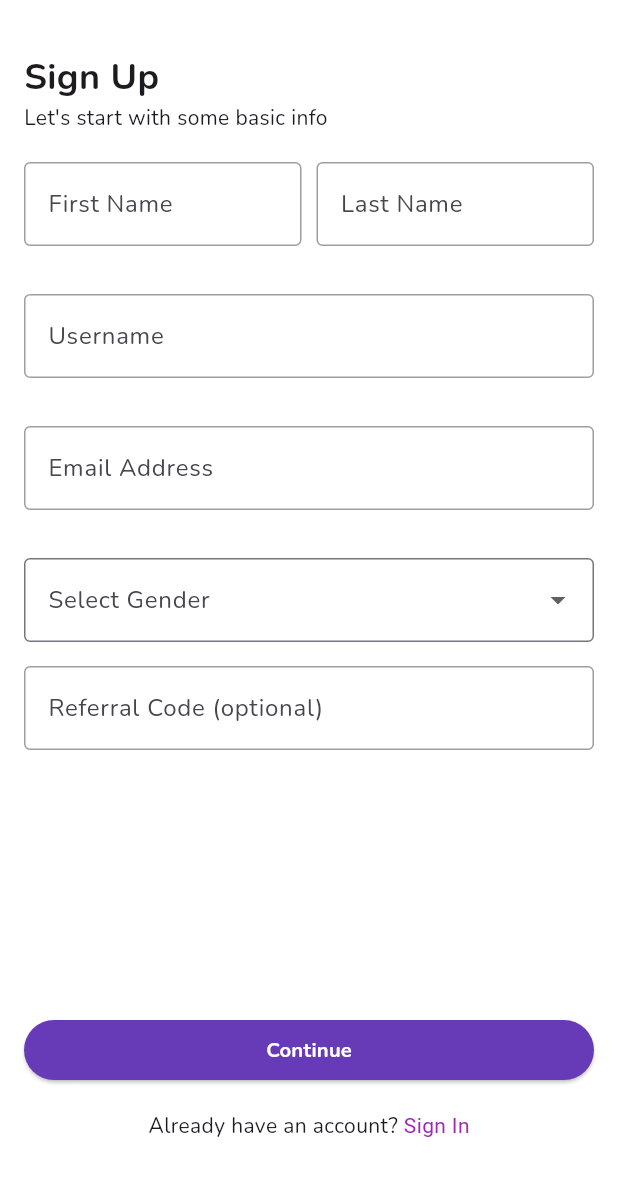
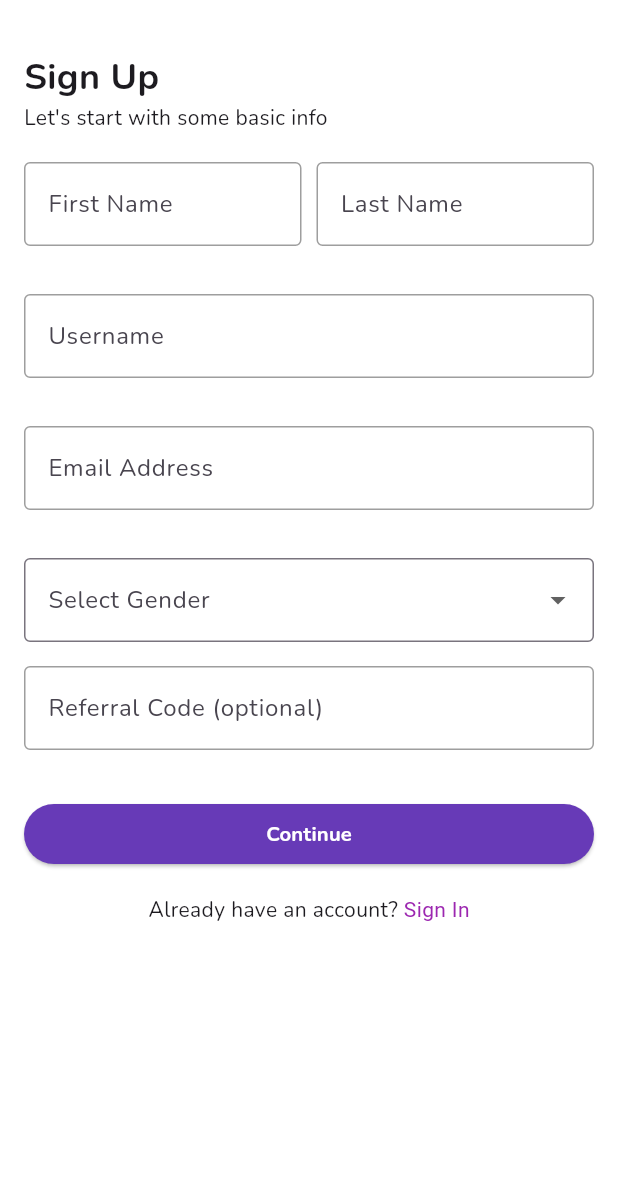
Before and after one commit to arcbsr/fvr_mobile_banking, a Flutter app: the SignupFlow screen opened directly, on a phone screen of 412 x 824 dp, the part 57-1236 px from its top. Run offline on Flutter 3.47's test engine with Material 3 defaults, Android fonts, the phone set to English and light mode, and no system bars; our stand-ins replace easy_localization, equatable, flutter_bloc, flutter_screenutil, get_it, google_fonts and 2 more; accounts and stored records are empty; network calls fail.

Commit message:
Sign up API done

```diff
--- a/mobile_banking/lib/features/login/pages/Basic_Info_Screen.dart
+++ b/mobile_banking/lib/features/login/pages/Basic_Info_Screen.dart
@@ -6,19 +6,55 @@ import '../signup_block/signup_bloc.dart';
 import '../signup_block/signup_event.dart';
 import '../widget/labeled_input_field.dart';
 
-class BasicInfoScreen extends StatelessWidget {
+class BasicInfoScreen extends StatefulWidget {
   const BasicInfoScreen({super.key});
+
+  @override
+  State<BasicInfoScreen> createState() => _BasicInfoScreenState();
+}
+
+class _BasicInfoScreenState extends State<BasicInfoScreen> {
+  late TextEditingController firstNameController;
+  late TextEditingController lastNameController;
+  late TextEditingController userNameController;
+  late TextEditingController emailNameController;
+  late TextEditingController referralCodeController;
+
+  @override
+  void initState() {
+    super.initState();
+    final state = context.read<SignupBloc>().state;
+    firstNameController = TextEditingController(text: state.firstName);
+    lastNameController = TextEditingController(text: state.lastName);
+    userNameController = TextEditingController(text: state.username);
+    emailNameController = TextEditingController(text: state.email);
+    referralCodeController = TextEditingController(text: state.referralCode);
+  }
+
+  @override
+  void dispose() {
+    firstNameController.dispose();
+    lastNameController.dispose();
+    userNameController.dispose();
+    emailNameController.dispose();
+    referralCodeController.dispose();
+    super.dispose();
+  }
 
   @override
   Widget build(BuildContext context) {
     final bloc = context.read<SignupBloc>();
-
-    return Padding(
+    final state = context.read<SignupBloc>().state;
+    return SingleChildScrollView(
+      child: Padding(
         padding: const EdgeInsets.all(16),
         child: Column(
           crossAxisAlignment: CrossAxisAlignment.start,
           children: [
-          const Text("Sign Up", style: TextStyle(fontSize: 24, fontWeight: FontWeight.bold)),
+            const Text(
+              "Sign Up",
+              style: TextStyle(fontSize: 24, fontWeight: FontWeight.bold),
+            ),
             const Text("Let's start with some basic info"),
             const SizedBox(height: 20),
             Row(
@@ -26,75 +62,62 @@ class BasicInfoScreen extends StatelessWidget {
                 Expanded(
                   child: LabeledInputField(
                     label: 'First Name',
+                    controller: firstNameController,
                     onChanged: (v) => bloc.add(UpdateFirstName(v)),
                   ),
-                /*TextField(
-                  decoration: const InputDecoration(labelText: "First Name"),
-                  onChanged: (v) => bloc.add(UpdateFirstName(v)),
-                ),*/
                 ),
                 const SizedBox(width: 10),
                 Expanded(
-                child:  LabeledInputField(
+                  child: LabeledInputField(
                     label: 'Last Name',
+                    controller: lastNameController,
                     onChanged: (v) => bloc.add(UpdateLastName(v)),
                   ),
-
-               /* TextField(
-                  decoration: const InputDecoration(labelText: "Last Name"),
-                  onChanged: (v) => bloc.add(UpdateLastName(v)),
-                ),*/
                 ),
               ],
             ),
             const SizedBox(height: 16),
             LabeledInputField(
               label: 'Username',
+              controller: userNameController,
               onChanged: (v) => bloc.add(UpdateUsername(v)),
             ),
-         /* TextField(
-            decoration: const InputDecoration(labelText: "Username"),
-            onChanged: (v) => bloc.add(UpdateUsername(v)),
-          ),*/
             const SizedBox(height: 16),
             LabeledInputField(
               label: 'Email Address',
+              controller: emailNameController,
               onChanged: (v) => bloc.add(UpdateEmail(v)),
             ),
-         /* TextField(
-            decoration: const InputDecoration(labelText: "Email Address"),
-            onChanged: (v) => bloc.add(UpdateEmail(v)),
-          ),*/
             const SizedBox(height: 16),
             GenderDropdown(
-            //selectedGender: state.gender,
+              selectedGender: state.gender,
               onChanged: (gender) {
                 if (gender != null) {
                   bloc.add(UpdateGender(gender));
                 }
               },
             ),
-         // GenderDropdown(onChanged: (g) => bloc.add(UpdateGender(g))),
             const SizedBox(height: 16),
-          /*TextField(
-            decoration: const InputDecoration(labelText: "Referral Code (optional)"),
-            onChanged: (v) => bloc.add(UpdateReferralCode(v)),
-          ),*/
             LabeledInputField(
               label: 'Referral Code (optional)',
+              controller: referralCodeController,
               onChanged: (v) => bloc.add(UpdateReferralCode(v)),
             ),
-          const Spacer(),
+            //const Spacer(),
+            const SizedBox(height: 16),
             SizedBox(
               width: double.infinity,
               child: ElevatedButton(
-              style: ElevatedButton.styleFrom(backgroundColor: Colors.deepPurple),
+                style: ElevatedButton.styleFrom(
+                  backgroundColor: Colors.deepPurple,
+                ),
                 onPressed: () => bloc.add(GoToNextPage()),
-              child: Text("Continue",style: AppTextStyles.title.copyWith(
-                color: Theme.of(
-                  context,
-                ).colorScheme.onPrimary,
-              )),
+                child: Text(
+                  "Continue",
+                  style: AppTextStyles.title.copyWith(
+                    color: Theme.of(context).colorScheme.onPrimary,
+                  ),
+                ),
               ),
             ),
             const SizedBox(height: 16),
@@ -102,13 +125,19 @@ class BasicInfoScreen extends StatelessWidget {
               child: Text.rich(
                 TextSpan(
                   text: "Already have an account? ",
-                children: [TextSpan(text: "Sign In", style: TextStyle(color: Colors.purple))],
+                  children: [
+                    TextSpan(
+                      text: "Sign In",
+                      style: TextStyle(color: Colors.purple),
+                    ),
+                  ],
                 ),
               ),
             ),
             const SizedBox(height: 10),
             // const Center(child: Text("by 🟡🟥🟢 Tetra")),
           ],
+        ),
       ),
     );
   }
@@ -134,9 +163,9 @@ class GenderDropdown extends StatelessWidget {
         border: OutlineInputBorder(),
       ),
       items: const [
-        DropdownMenuItem(value: 'Male', child: Text("Male")),
-        DropdownMenuItem(value: 'Female', child: Text("Female")),
-        DropdownMenuItem(value: 'Other', child: Text("Other")),
+        DropdownMenuItem(value: 'male', child: Text("Male")),
+        DropdownMenuItem(value: 'female', child: Text("Female")),
+        DropdownMenuItem(value: 'other', child: Text("Other")),
       ],
     );
   }
--- a/mobile_banking/lib/features/login/pages/terms_conditions_screen.dart
+++ b/mobile_banking/lib/features/login/pages/terms_conditions_screen.dart
@@ -81,7 +81,8 @@ class TermsConditionsScreen extends StatelessWidget {
                       minimumSize: const Size.fromHeight(50)),
 
                   onPressed: () {
-                    bloc.add(SignUpRequestSubmitted(email: state.email, gender: state.gender,
+                     print("password ${state.selectedCountry}");
+                    bloc.add(SignUpRequestSubmitted(email: state.email, password: state.password, gender: state.gender,
                     first_name: state.firstName, last_name: state.lastName, user_name: state.username,
                     account_type: "0", country_id: state.selectedCountry, state_id: state.selectedState,
                     day: state.dob?.day??1, month: state.dob?.month??1, year: state.dob?.year??1990 ));
@@ -92,7 +93,7 @@ class TermsConditionsScreen extends StatelessWidget {
                     bloc.add(GoToNextPage());
                   }
                       : null,*/
-                  child: Text("Continue",style: AppTextStyles.title.copyWith(
+                  child: Text("Submit",style: AppTextStyles.title.copyWith(
                     color: Theme.of(
                       context,
                     ).colorScheme.onPrimary,
--- a/mobile_banking/lib/features/login/signup_block/signup_event.dart
+++ b/mobile_banking/lib/features/login/signup_block/signup_event.dart
@@ -124,6 +124,7 @@ class SelectTermsOption extends SignupEvent {
 
 class SignUpRequestSubmitted extends SignupEvent {
   final String email;
+  final String password;
   final String gender;
   final String first_name;
   final String last_name;
@@ -140,7 +141,7 @@ class SignUpRequestSubmitted extends SignupEvent {
   final String? store_name;//
   final String? referral_code;//
 
-  SignUpRequestSubmitted({required this.email, required this.gender,
+  SignUpRequestSubmitted({required this.email,required this.password, required this.gender,
     required this.first_name,required this.last_name, required this.user_name,
     required this.account_type,required this.country_id, required this.state_id,
     this.city_id,required this.day, required this.month,
--- a/mobile_banking/lib/features/login/signup_block/signup_state.dart
+++ b/mobile_banking/lib/features/login/signup_block/signup_state.dart
@@ -38,7 +38,7 @@ class SignupState extends Equatable {
     this.referralCode = '',
     this.dob,
     this.currentPage = 0,
-    this.selectedCountry = '',
+    this.selectedCountry = "",
     this.selectedState = '',
     this.streetAddress = '',
     this.zipCode = '',
@@ -83,8 +83,8 @@ class SignupState extends Equatable {
       selectedState: selectedState ?? this.selectedState,
       streetAddress: streetAddress ?? this.streetAddress,
       zipCode: zipCode ?? this.zipCode,
-      password: streetAddress ?? this.password,
-      confirmPassword: zipCode ?? this.confirmPassword,
+      password: password ?? this.password,
+      confirmPassword: confirmPassword ?? this.confirmPassword,
       //agreedToTerms: agreedToTerms ?? this.agreedToTerms,
       selectedTermsOption: selectedTermsOption ?? this.selectedTermsOption,
     );
```
Also changed, not shown: mobile_banking/lib/features/login/pages/address_screen.dart (+67 -21 lines), mobile_banking/lib/features/login/pages/password_screen.dart (+26 -1 lines), mobile_banking/lib/features/login/pages/signup_flow.dart (+38 -5 lines), mobile_banking/lib/features/login/signup_block/signup_bloc.dart (+4 -3 lines). Lines whose indentation alone changed are shown as unchanged.
